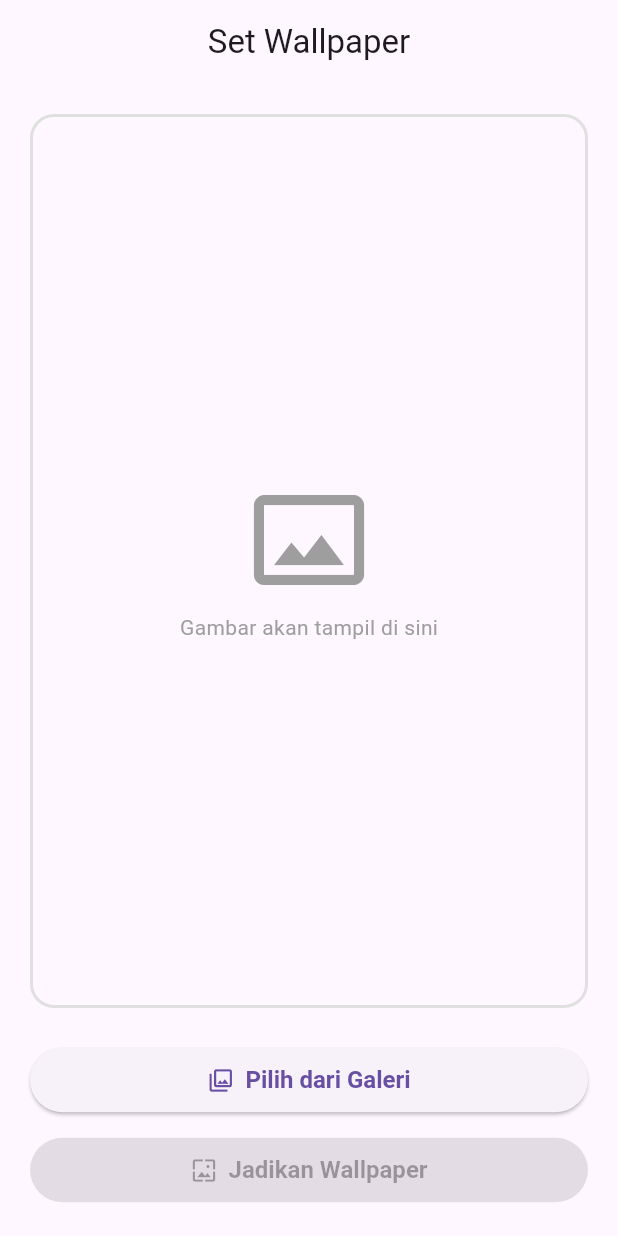
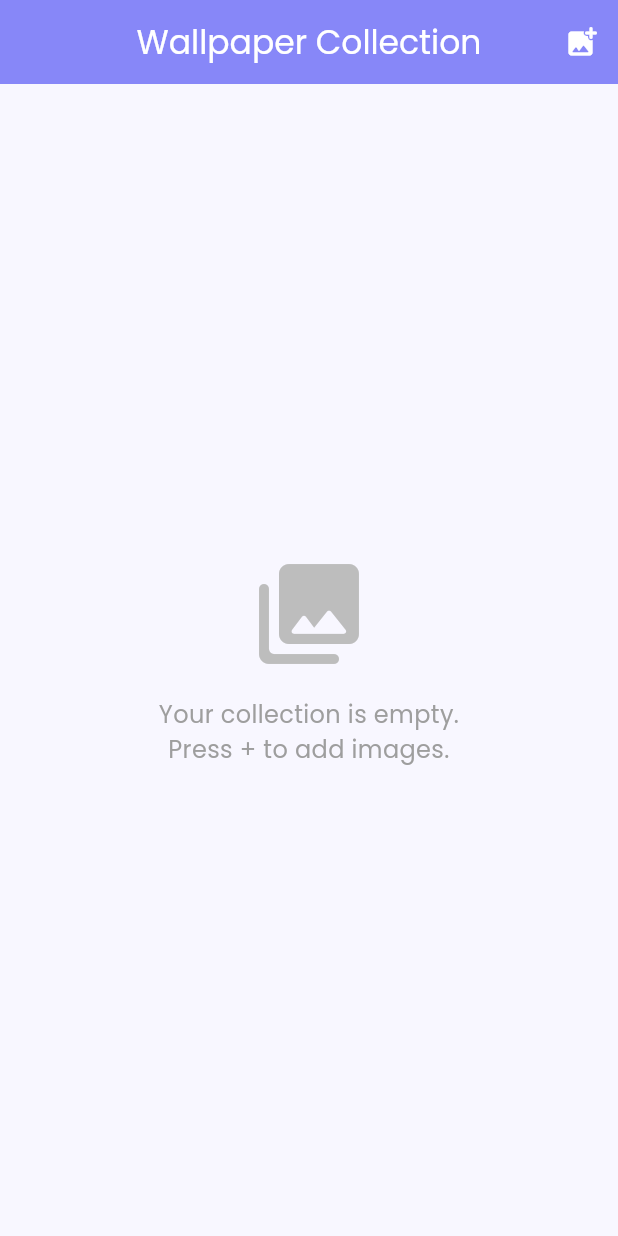
Before and after one commit to aruhaxs/auto-wallpaper, a Flutter app: the screen it shows after launch, on a phone screen of 412 x 824 dp. Run offline on Flutter 3.47's test engine with Material 3 defaults, Android fonts, the phone set to English and light mode, and no system bars; our stand-ins replace google_fonts, hive_flutter, image_cropper, image_picker, permission_handler; missing offline and left inert: async_wallpaper; accounts and stored records are empty.

Commit message:
feat: add multi-image selection and cropping

```diff
--- a/lib/features/wallpaper/ui/home_page.dart
+++ b/lib/features/wallpaper/ui/home_page.dart
@@ -1,6 +1,8 @@
 import 'dart:io';
 import 'package:flutter/material.dart';
+import 'package:hive_flutter/hive_flutter.dart';
 import 'package:image_picker/image_picker.dart';
+import 'package:image_cropper/image_cropper.dart';
 import 'package:permission_handler/permission_handler.dart';
 import 'package:async_wallpaper/async_wallpaper.dart';
 
@@ -12,55 +14,105 @@ class HomePage extends StatefulWidget {
 }
 
 class _HomePageState extends State<HomePage> {
-  File? _selectedImage;
+  late Box _settingsBox;
+  List<String> _imageList = [];
 
-  Future<void> _pickImageFromGallery() async {
-    Map<Permission, PermissionStatus> statuses = await [
-      Permission.photos,
-      Permission.storage,
-    ].request();
+  @override
+  void initState() {
+    super.initState();
+    _settingsBox = Hive.box('wallpaper_settings');
+    _loadImageList();
+  }
 
-    PermissionStatus? photosStatus = statuses[Permission.photos];
-    PermissionStatus? storageStatus = statuses[Permission.storage];
+  void _loadImageList() {
+    final data = _settingsBox.get('image_list', defaultValue: <String>[]);
+    setState(() {
+      _imageList = List<String>.from(data);
+    });
+  }
 
-    if (photosStatus == PermissionStatus.granted ||
-        storageStatus == PermissionStatus.granted) {
+  Future<void> _saveImageList() async {
+    await _settingsBox.put('image_list', _imageList);
+  }
+
+  Future<void> _pickAndCropImages() async {
+    final theme = Theme.of(context);
+    final screenSize = MediaQuery.of(context).size;
+
+    Map<Permission, PermissionStatus> statuses =
+        await [Permission.photos, Permission.storage].request();
+
+    if (statuses[Permission.photos] == PermissionStatus.granted ||
+        statuses[Permission.storage] == PermissionStatus.granted) {
       final ImagePicker picker = ImagePicker();
-      final XFile? pickedFile =
-          await picker.pickImage(source: ImageSource.gallery);
+      final List<XFile> pickedFiles = await picker.pickMultiImage();
 
-      if (pickedFile != null) {
+      if (pickedFiles.isNotEmpty && mounted) {
+        List<String> newImages = [];
+        for (var file in pickedFiles) {
+          CroppedFile? croppedFile = await ImageCropper().cropImage(
+            sourcePath: file.path,
+            aspectRatio: CropAspectRatio(
+                ratioX: screenSize.width, ratioY: screenSize.height),
+            uiSettings: [
+              AndroidUiSettings(
+                  toolbarTitle: 'Adjust to Screen',
+                  toolbarColor: theme.primaryColor,
+                  toolbarWidgetColor: Colors.white,
+                  initAspectRatio: CropAspectRatioPreset.original,
+                  lockAspectRatio: true),
+            ],
+          );
+          if (croppedFile != null) {
+            newImages.add(croppedFile.path);
+          }
+        }
+
+        if (newImages.isNotEmpty) {
           setState(() {
-          _selectedImage = File(pickedFile.path);
+            for (var path in newImages) {
+              if (!_imageList.contains(path)) {
+                _imageList.add(path);
+              }
+            }
           });
+          await _saveImageList();
+          if (mounted) {
+            ScaffoldMessenger.of(context).showSnackBar(
+              SnackBar(
+                  content:
+                      Text('${newImages.length} images cropped & saved!')),
+            );
+          }
+        }
       }
     } else {
       await openAppSettings();
     }
   }
 
-  Future<void> _setWallpaper() async {
-    if (_selectedImage == null) {
-      ScaffoldMessenger.of(context).showSnackBar(
-        const SnackBar(content: Text('Silakan pilih gambar terlebih dahulu!')),
-      );
-      return;
+  void _removeImage(int index) {
+    setState(() {
+      _imageList.removeAt(index);
+    });
+    _saveImageList();
   }
+
+  Future<void> _setWallpaper(String imagePath) async {
     try {
-      String filePath = _selectedImage!.path;
       await AsyncWallpaper.setWallpaperFromFile(
-        filePath: filePath,
+        filePath: imagePath,
         wallpaperLocation: AsyncWallpaper.HOME_SCREEN,
       );
       if (mounted) {
         ScaffoldMessenger.of(context).showSnackBar(
-          const SnackBar(content: Text('Wallpaper berhasil diubah!')),
+          const SnackBar(content: Text('Wallpaper set successfully!')),
         );
       }
     } catch (e) {
       if (mounted) {
         ScaffoldMessenger.of(context).showSnackBar(
-          SnackBar(content: Text('Gagal mengubah wallpaper: $e')),
+          SnackBar(content: Text('Failed to set wallpaper: $e')),
         );
       }
     }
@@ -70,71 +122,86 @@ class _HomePageState extends State<HomePage> {
   Widget build(BuildContext context) {
     return Scaffold(
       appBar: AppBar(
-        title: const Text('Set Wallpaper'),
-        centerTitle: true,
+        title: const Text('Wallpaper Collection'),
+        actions: [
+          IconButton(
+            icon: const Icon(Icons.add_photo_alternate_rounded),
+            onPressed: _pickAndCropImages, // <-- This was missing
+            tooltip: 'Add & Crop Image',
           ),
-      body: Padding(
-        padding: const EdgeInsets.all(20.0),
+        ],
+      ),
+      body: _imageList.isEmpty
+          ? Center(
               child: Column(
-          crossAxisAlignment: CrossAxisAlignment.stretch,
-          children: [
-            Expanded(
-              child: Container(
-                decoration: BoxDecoration(
-                  border: Border.all(color: Colors.grey.shade300, width: 2),
-                  borderRadius: BorderRadius.circular(16),
-                ),
-                child: Center(
-                  child: _selectedImage == null
-                      ? const Column(
                 mainAxisAlignment: MainAxisAlignment.center,
                 children: [
-                            Icon(Icons.photo_size_select_actual_outlined,
-                                size: 80, color: Colors.grey),
-                            SizedBox(height: 8),
-                            Text('Gambar akan tampil di sini',
-                                style: TextStyle(color: Colors.grey)),
+                  Icon(
+                    Icons.photo_library_rounded,
+                    size: 80,
+                    color: Colors.grey.shade400,
+                  ),
+                  const SizedBox(height: 16),
+                  const Text(
+                    'Your collection is empty.\nPress + to add images.',
+                    textAlign: TextAlign.center,
+                    style: TextStyle(fontSize: 16, color: Colors.grey),
+                  ),
                 ],
+              ),
             )
-                      : ClipRRect(
-                          borderRadius: BorderRadius.circular(14.0),
-                          child: Image.file(
-                            _selectedImage!,
-                            fit: BoxFit.cover,
-                            width: double.infinity,
-                            height: double.infinity,
+          : GridView.builder(
+              padding: const EdgeInsets.all(12.0),
+              gridDelegate: const SliverGridDelegateWithFixedCrossAxisCount(
+                crossAxisCount: 2,
+                crossAxisSpacing: 12.0,
+                mainAxisSpacing: 12.0,
+              ),
+              itemCount: _imageList.length,
+              itemBuilder: (context, index) {
+                final imagePath = _imageList[index];
+                return ClipRRect(
+                  borderRadius: BorderRadius.circular(16.0),
+                  child: GridTile(
+                    footer: GridTileBar(
+                      backgroundColor: Colors.black.withOpacity(0.5),
+                      title: Text(
+                        'Image ${index + 1}',
+                        style: const TextStyle(fontWeight: FontWeight.bold),
+                      ),
+                      trailing: IconButton(
+                        icon: const Icon(Icons.wallpaper_rounded),
+                        color: Colors.white,
+                        onPressed: () => _setWallpaper(imagePath),
+                        tooltip: 'Set as Wallpaper',
                       ),
                     ),
+                    child: Stack(
+                      fit: StackFit.expand,
+                      children: [
+                        Image.file(
+                          File(imagePath),
+                          fit: BoxFit.cover,
+                        ),
+                        Positioned(
+                          top: 8,
+                          right: 8,
+                          child: GestureDetector(
+                            onTap: () => _removeImage(index),
+                            child: CircleAvatar(
+                              radius: 14,
+                              backgroundColor: Colors.black.withOpacity(0.6),
+                              child: const Icon(Icons.close_rounded,
+                                  color: Colors.white, size: 18),
                             ),
                           ),
-            ),
-            const SizedBox(height: 24),
-            ElevatedButton.icon(
-              onPressed: _pickImageFromGallery,
-              icon: const Icon(Icons.photo_library_outlined),
-              label: const Text('Pilih dari Galeri'),
-              style: ElevatedButton.styleFrom(
-                padding: const EdgeInsets.symmetric(vertical: 12),
-                textStyle: const TextStyle(
-                    fontSize: 16, fontWeight: FontWeight.bold),
-              ),
-            ),
-            const SizedBox(height: 12),
-            ElevatedButton.icon(
-              onPressed: _selectedImage == null ? null : _setWallpaper,
-              icon: const Icon(Icons.wallpaper),
-              label: const Text('Jadikan Wallpaper'),
-              style: ElevatedButton.styleFrom(
-                backgroundColor: Colors.green,
-                foregroundColor: Colors.white,
-                padding: const EdgeInsets.symmetric(vertical: 12),
-                textStyle: const TextStyle(
-                    fontSize: 16, fontWeight: FontWeight.bold),
-              ),
-            ),
+                        )
                       ],
                     ),
                   ),
                 );
+              },
+            ),
+    );
   }
 }
--- a/lib/main.dart
+++ b/lib/main.dart
@@ -1,7 +1,15 @@
 import 'package:flutter/material.dart';
+import 'package:google_fonts/google_fonts.dart'; // Impor Google Fonts
+import 'package:hive_flutter/hive_flutter.dart';
 import 'features/wallpaper/ui/home_page.dart';
 
-void main() {
+const Color primaryColor = Color(0xFF8A8AFF);
+const Color scaffoldBackgroundColor = Color(0xFFF8F7FF);
+
+Future<void> main() async {
+  WidgetsFlutterBinding.ensureInitialized();
+  await Hive.initFlutter();
+  await Hive.openBox('wallpaper_settings');
   runApp(const MyApp());
 }
 
@@ -14,8 +22,33 @@ class MyApp extends StatelessWidget {
       title: 'Auto Wallpaper',
       debugShowCheckedModeBanner: false,
       theme: ThemeData(
-        primarySwatch: Colors.blue,
         useMaterial3: true,
+        scaffoldBackgroundColor: scaffoldBackgroundColor,
+        colorScheme: ColorScheme.fromSeed(seedColor: primaryColor),
+
+        textTheme: GoogleFonts.poppinsTextTheme(Theme.of(context).textTheme),
+
+        appBarTheme: const AppBarTheme(
+          backgroundColor: primaryColor,
+          foregroundColor: Colors.white,
+          elevation: 2.0,
+          centerTitle: true,
+        ),
+
+        elevatedButtonTheme: ElevatedButtonThemeData(
+          style: ElevatedButton.styleFrom(
+            backgroundColor: primaryColor,
+            foregroundColor: Colors.white,
+            padding: const EdgeInsets.symmetric(vertical: 14, horizontal: 24),
+            shape: RoundedRectangleBorder(
+              borderRadius: BorderRadius.circular(12),
+            ),
+            textStyle: const TextStyle(
+              fontSize: 16,
+              fontWeight: FontWeight.bold,
+            ),
+          ),
+        ),
       ),
       home: const HomePage(),
     );
--- a/pubspec.yaml
+++ b/pubspec.yaml
@@ -36,6 +36,8 @@ dependencies:
   image_picker: ^1.1.2
   hive: ^2.2.3
   hive_flutter: ^1.1.0
+  image_cropper: ^5.0.1
+  google_fonts: ^6.2.1
   path_provider: ^2.1.3
   permission_handler: ^11.3.1
 
```
Also changed, not shown: pubspec.lock, 2 other files. Lines whose indentation alone changed are shown as unchanged.
